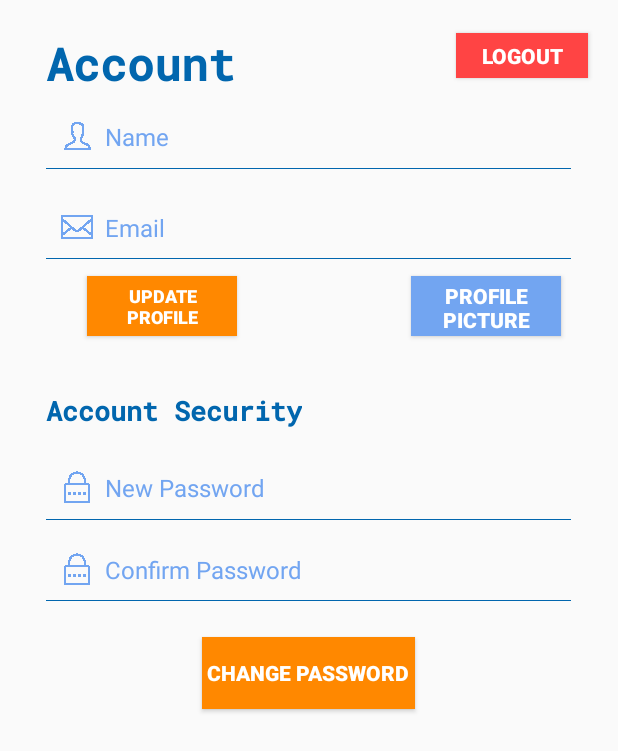
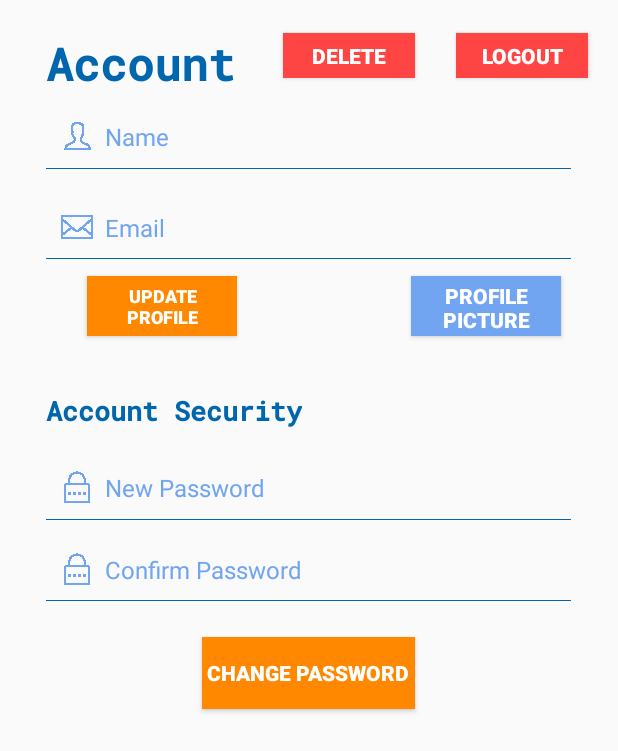
Before and after one commit to Web-Moviles-Spring18/Cooper-AndroidApp, an Android app: the fragment Account_Fragment shown on its own in the app's theme, after a tap on "CHANGE PASSWORD", on a phone screen of 412 x 824 dp. Shown: the top 751 px of the screen. Run offline under Robolectric (Android 15) with nearby library versions, the phone set to English and light mode, and no system bars.

Commit message:
change signup and delete button

```diff
--- a/app/src/main/java/com/cooper/cooper/Authentication/SignUp_Fragment.java
+++ b/app/src/main/java/com/cooper/cooper/Authentication/SignUp_Fragment.java
@@ -3,6 +3,7 @@ package com.cooper.cooper.Authentication;
 import java.util.regex.Matcher;
 import java.util.regex.Pattern;
 
+import android.content.Intent;
 import android.os.Bundle;
 import android.support.v4.app.Fragment;
 import android.util.Log;
@@ -17,6 +18,7 @@ import android.widget.TextView;
 
 import com.cooper.cooper.CustomToast.AlertToast;
 import com.cooper.cooper.MainActivity;
+import com.cooper.cooper.MainMenu;
 import com.cooper.cooper.R;
 import com.cooper.cooper.Utils;
 import com.cooper.cooper.http_requests.PostRequests;
@@ -76,7 +78,8 @@ public class SignUp_Fragment extends Fragment implements OnClickListener {
                         int response_status_code = response.getInt("status_code");
                         Log.d("status_code", response_status_code+"");
                         if(response_status_code == 200 || response_status_code == 201) {
-                            new MainActivity().replaceLoginFragment();
+                            Intent i = new Intent(this.getActivity(), MainMenu.class);
+                            startActivity(i);
                         } else {
                             new AlertToast().Show_Toast(getActivity(), v, response.getString("response"));
                         }
--- a/app/src/main/java/com/cooper/cooper/Menu/Account_Fragment.java
+++ b/app/src/main/java/com/cooper/cooper/Menu/Account_Fragment.java
@@ -18,6 +18,7 @@ import com.cooper.cooper.CustomToast.SuccessToast;
 import com.cooper.cooper.MainActivity;
 import com.cooper.cooper.R;
 import com.cooper.cooper.Utils;
+import com.cooper.cooper.http_requests.DeleteRequest;
 import com.cooper.cooper.http_requests.GetRequests;
 import com.cooper.cooper.http_requests.HTTPRequestListener;
 import com.cooper.cooper.http_requests.LogoutRequest;
@@ -38,6 +39,7 @@ public class Account_Fragment extends Fragment implements View.OnClickListener,
     private Button profilePicture;
     private Button updateProfile;
     private Button updatePassword;
+    private Button deleteAccount;
 
     private TextView nameUser, emailUser, password, confirmPasword;
 
@@ -65,6 +67,9 @@ public class Account_Fragment extends Fragment implements View.OnClickListener,
         this.updateProfile.setOnClickListener(this);
         this.updatePassword = (Button) this.view.findViewById(R.id.updatePasswordBtn);
         this.updatePassword.setOnClickListener(this);
+
+        this.deleteAccount = (Button) this.view.findViewById(R.id.removeAccount);
+        this.deleteAccount.setOnClickListener(this);
 
         this.nameUser = (TextView) this.view.findViewById(R.id.account_name);
         this.emailUser = (TextView) this.view.findViewById(R.id.account_email);
@@ -130,6 +135,25 @@ public class Account_Fragment extends Fragment implements View.OnClickListener,
         }
     }
 
+    public void deleteAccount() {
+        GetRequests deleteAccount = new GetRequests();
+        deleteAccount.execute(Utils.URL+"/account/delete");
+        try {
+            JSONObject response = deleteAccount.get();
+            int statusCode = response.getInt("status_code");
+            if(statusCode == 200) {
+                this.sharedPreferences.edit().putBoolean("isLogged", false).apply();
+                this.getActivity().finish();
+                Intent intent = new Intent(this.getActivity(), MainActivity.class);
+                this.startActivity(intent);
+                new SuccessToast().Show_Toast(this.getActivity(), this.view, response.getString("response"));
+            }
+        } catch(Exception error) {
+            error.printStackTrace();
+        }
+
+    }
+
     @Override
     public void onClick(View view) {
         switch (view.getId()) {
@@ -143,6 +167,9 @@ public class Account_Fragment extends Fragment implements View.OnClickListener,
                 break;
             case R.id.updatePasswordBtn:
 
+                break;
+            case R.id.removeAccount:
+                this.deleteAccount();
                 break;
             case R.id.updateProfileBtn:
                 this.updateProfileData();
--- a/app/src/main/java/com/cooper/cooper/Menu/CreateCoops_Act.java
+++ b/app/src/main/java/com/cooper/cooper/Menu/CreateCoops_Act.java
@@ -91,7 +91,7 @@ public class CreateCoops_Act extends AppCompatActivity {
             JSONObject response = create_pool_request.get();
             int response_status_code = response.getInt("status_code");
             Log.d("status_code", response_status_code+"");
-            if(response_status_code == 200) {
+            if(response_status_code == 200 || response_status_code == 201) {
                 //this.finish();
                 Intent i = new Intent(this, MainMenu.class);
                 this.startActivity(i);
--- a/app/src/main/java/com/cooper/cooper/http_requests/PostRequests.java
+++ b/app/src/main/java/com/cooper/cooper/http_requests/PostRequests.java
@@ -95,7 +95,7 @@ public class PostRequests extends AsyncTask<String, String, JSONObject> {
 
             int statusCode = urlConnection.getResponseCode();
             StringBuilder response_body = new StringBuilder();
-            if (statusCode ==  200) {
+            if (statusCode ==  200 || statusCode ==  201) {
                 BufferedReader in = new BufferedReader(new InputStreamReader(urlConnection.getInputStream()));
                 String inputLine;
 
@@ -113,7 +113,7 @@ public class PostRequests extends AsyncTask<String, String, JSONObject> {
                 }
                 Log.d("Response", response_body.toString());
                 in.close();
-                response_body.append(" Error, try later!");
+                //response_body.append(" Error, try later!");
                 // Status code is not 200
                 // Do something to handle the error
             }
--- a/app/src/main/res/layout/fragment_account_layout.xml
+++ b/app/src/main/res/layout/fragment_account_layout.xml
@@ -15,6 +15,17 @@
         android:layout_marginTop="22dp"
         android:background="@android:color/holo_red_light"
         android:text="Logout"
+        android:textColor="@color/white"
+        android:textStyle="bold" />
+
+    <Button
+        android:id="@+id/removeAccount"
+        android:layout_width="wrap_content"
+        android:layout_height="30dp"
+        android:layout_above="@+id/account_name"
+        android:layout_alignEnd="@+id/updatePasswordBtn"
+        android:background="@android:color/holo_red_light"
+        android:text="Delete"
         android:textColor="@color/white"
         android:textStyle="bold" />
 
```
